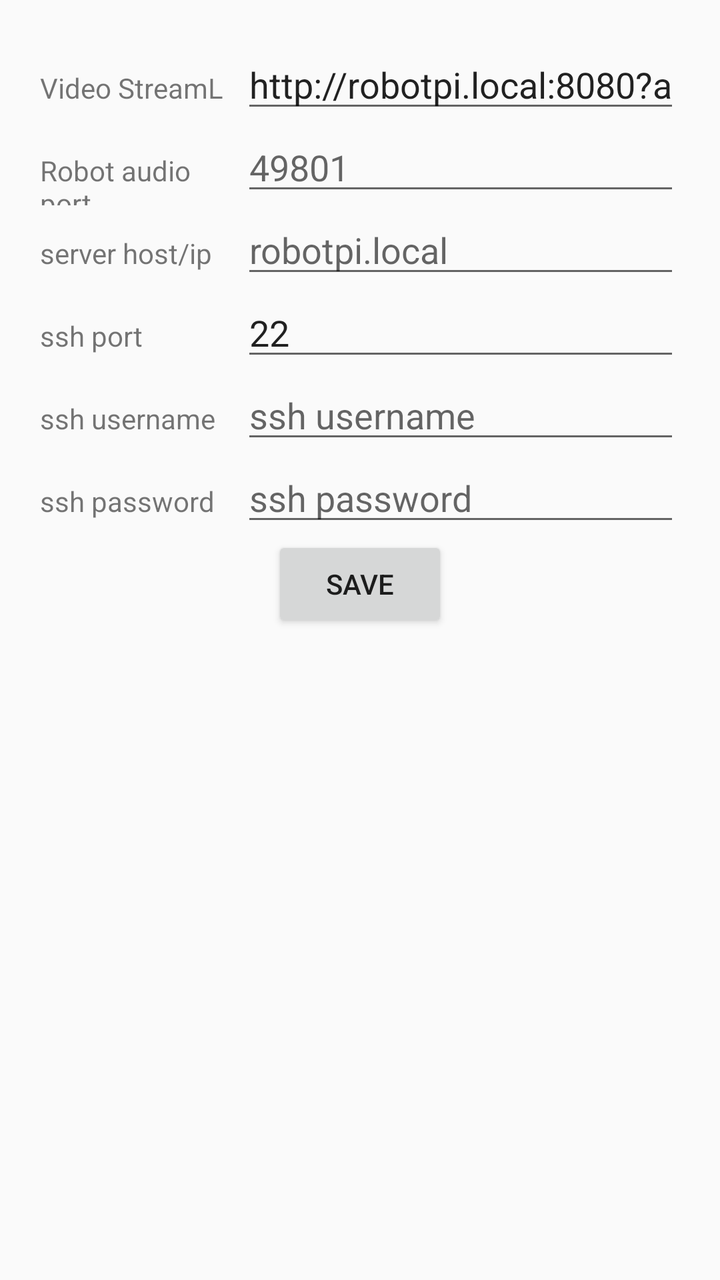
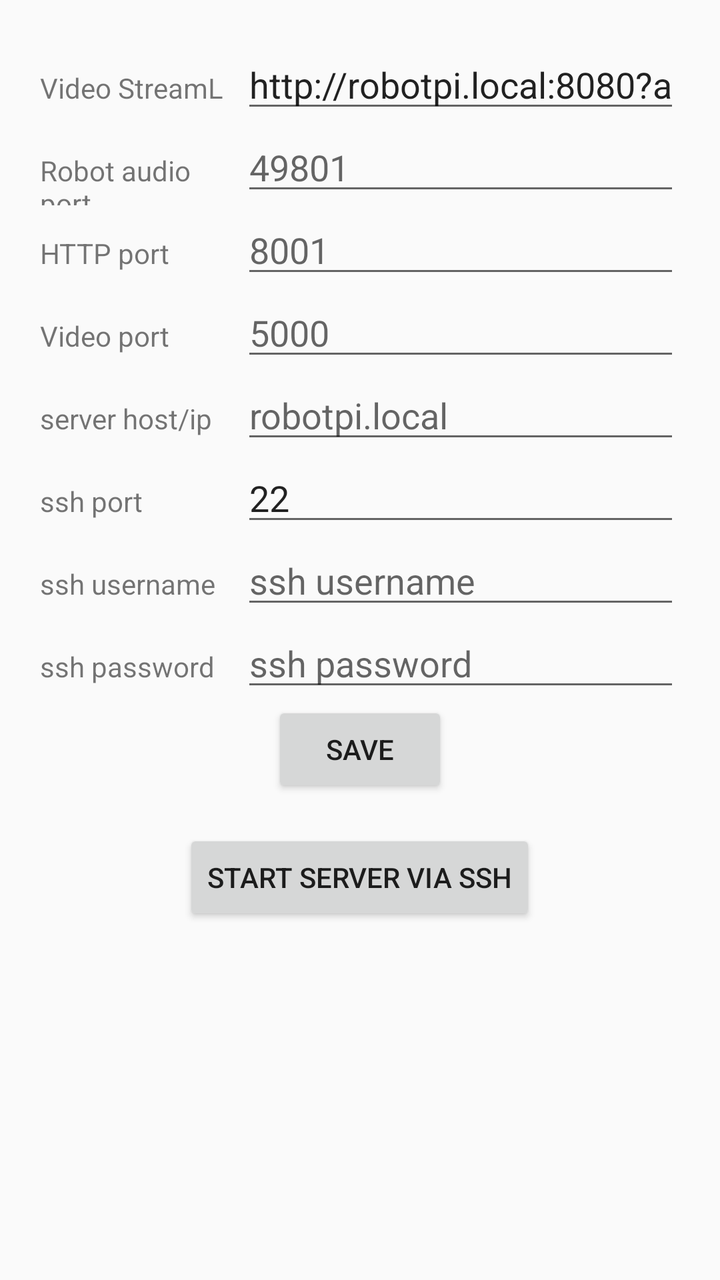

The first picture is an Android layout as it rendered before a commit; the second is the same layout after the commit. The layout source and the unified diff follow.
<!-- AndroidManifest.xml: application theme AppTheme -->
<!-- res/layout/activity_config.xml -->
<?xml version="1.0" encoding="utf-8"?>
<LinearLayout xmlns:android="http://schemas.android.com/apk/res/android"
    android:layout_width="match_parent"
    android:layout_height="match_parent"
    android:orientation="vertical"
    android:padding="20dp">

    <LinearLayout
        android:layout_width="match_parent"
        android:layout_height="wrap_content"
        android:orientation="horizontal">
    <TextView
        android:id="@+id/video_stream_label"
        android:layout_width="100dp"
        android:layout_height="wrap_content"
        android:layout_weight="0.1"
        android:text="@string/video_stream_url_label" />

    <EditText
        android:id="@+id/video_stream_input"
        android:layout_width="wrap_content"
        android:layout_height="wrap_content"
        android:layout_weight="1"
        android:ems="10"
        android:inputType="textPersonName"
        android:maxLines="1"
        android:hint="rtsp://"
        android:text="@string/video_stream_input"
        android:imeOptions="actionDone"/>
    </LinearLayout>

    <LinearLayout
        android:layout_width="match_parent"
        android:layout_height="wrap_content"
        android:orientation="horizontal">
        <TextView
            android:id="@+id/robot_server_port_label"
            android:layout_width="100dp"
            android:layout_height="wrap_content"
            android:layout_weight="0.1"
            android:text="@string/server_port_label" />

        <EditText
            android:id="@+id/robot_server_port_input"
            android:layout_width="wrap_content"
            android:layout_height="wrap_content"
            android:layout_weight="1"
            android:ems="10"
            android:inputType="number"
            android:maxLines="1"
            android:hint="@string/server_port_hint"
            android:imeOptions="actionDone"/>
    </LinearLayout>

    <LinearLayout
        android:layout_width="match_parent"
        android:layout_height="wrap_content"
        android:orientation="horizontal">
    <TextView
        android:id="@+id/ssh_host_label"
        android:layout_width="100dp"
        android:layout_height="wrap_content"
        android:layout_weight="0.1"
        android:text="@string/ssh_host_name_label" />

    <EditText
        android:id="@+id/ssh_host_field"
        android:layout_width="wrap_content"
        android:layout_height="wrap_content"
        android:layout_weight="1"
        android:ems="10"
        android:inputType="text"
        android:maxLines="1"
        android:hint="@string/ssh_host_name_hint"
        android:imeOptions="actionDone"/>
    </LinearLayout>

    <LinearLayout
        android:layout_width="match_parent"
        android:layout_height="wrap_content"
        android:orientation="horizontal">
        <TextView
            android:id="@+id/ssh_port_label"
            android:layout_width="100dp"
            android:layout_height="wrap_content"
            android:layout_weight="0.1"
            android:text="@string/ssh_host_port_label" />

        <EditText
            android:id="@+id/ssh_port_field"
            android:layout_width="wrap_content"
            android:layout_height="wrap_content"
            android:layout_weight="1"
            android:ems="10"
            android:inputType="number"
            android:maxLines="1"
            android:hint="@string/ssh_host_port_label"
            android:text="22"
            android:imeOptions="actionDone"/>
    </LinearLayout>

    <LinearLayout
        android:layout_width="match_parent"
        android:layout_height="wrap_content"
        android:orientation="horizontal">
    <TextView
        android:id="@+id/ssh_username_label"
        android:layout_width="100dp"
        android:layout_height="wrap_content"
        android:layout_weight="0.1"
        android:text="@string/ssh_userame_label" />

    <EditText
        android:id="@+id/ssh_username_field"
        android:layout_width="wrap_content"
        android:layout_height="wrap_content"
        android:layout_weight="1"
        android:ems="10"
        android:maxLines="1"
        android:inputType="text"
        android:hint="@string/ssh_userame_label"
        android:imeOptions="actionDone"/>
    </LinearLayout>

    <LinearLayout
        android:layout_width="match_parent"
        android:layout_height="wrap_content"
        android:orientation="horizontal">
        <TextView
            android:id="@+id/ssh_password_label"
            android:layout_width="100dp"
            android:layout_height="wrap_content"
            android:layout_weight="0.1"
            android:text="@string/ssh_password_label" />

        <EditText
            android:id="@+id/ssh_password_field"
            android:layout_width="wrap_content"
            android:layout_height="wrap_content"
            android:layout_weight="1"
            android:ems="10"
            android:inputType="textPassword"
            android:maxLines="1"
            android:hint="@string/ssh_password_label"
            android:imeOptions="actionDone"/>
    </LinearLayout>

    <LinearLayout
        android:layout_width="match_parent"
        android:layout_height="wrap_content"
        android:orientation="vertical">

        <Button
            android:id="@+id/save_button"
            android:layout_width="wrap_content"
            android:layout_height="wrap_content"
            android:layout_gravity="center_horizontal"
            android:text="@string/save_button" />
    </LinearLayout>

</LinearLayout>
<!-- resources referenced by this layout -->
<resources>
  <string name="save_button">Save</string>
  <string name="server_port_hint">49801</string>
  <string name="server_port_label">Robot audio port</string>
  <string name="ssh_host_name_hint">robotpi.local</string>
  <string name="ssh_host_name_label">server host/ip</string>
  <string name="ssh_host_port_label">ssh port</string>
  <string name="ssh_password_label">ssh password</string>
  <string name="ssh_userame_label">ssh username</string>
  <string name="video_stream_input">http://robotpi.local:8080?action=stream</string>
  <string name="video_stream_url_label">Video StreamL</string>
  <style name="AppTheme" parent="Theme.AppCompat.Light.DarkActionBar">
          
          <item name="colorPrimary">@color/colorPrimary</item>
          <item name="colorPrimaryDark">@color/colorPrimaryDark</item>
          <item name="colorAccent">@color/colorAccent</item>
      </style>
  <color name="colorPrimary">#008577</color>
  <color name="colorPrimaryDark">#00574B</color>
  <color name="colorAccent">#D81B60</color>
</resources>

<!-- the commit's change to res/layout/activity_config.xml (unified diff, before → after) -->
@@ -2,160 +2,235 @@
 <LinearLayout xmlns:android="http://schemas.android.com/apk/res/android"
     android:layout_width="match_parent"
     android:layout_height="match_parent"
-    android:orientation="vertical"
-    android:padding="20dp">
-
-    <LinearLayout
+    android:orientation="vertical">
+
+    <ScrollView
         android:layout_width="match_parent"
-        android:layout_height="wrap_content"
-        android:orientation="horizontal">
-    <TextView
-        android:id="@+id/video_stream_label"
-        android:layout_width="100dp"
-        android:layout_height="wrap_content"
-        android:layout_weight="0.1"
-        android:text="@string/video_stream_url_label" />
-
-    <EditText
-        android:id="@+id/video_stream_input"
-        android:layout_width="wrap_content"
-        android:layout_height="wrap_content"
+        android:layout_height="0dp"
         android:layout_weight="1"
-        android:ems="10"
-        android:inputType="textPersonName"
-        android:maxLines="1"
-        android:hint="rtsp://"
-        android:text="@string/video_stream_input"
-        android:imeOptions="actionDone"/>
-    </LinearLayout>
-
-    <LinearLayout
-        android:layout_width="match_parent"
-        android:layout_height="wrap_content"
-        android:orientation="horizontal">
-        <TextView
-            android:id="@+id/robot_server_port_label"
-            android:layout_width="100dp"
+        android:padding="20dp">
+
+        <LinearLayout
+            android:layout_width="match_parent"
             android:layout_height="wrap_content"
-            android:layout_weight="0.1"
-            android:text="@string/server_port_label" />
-
-        <EditText
-            android:id="@+id/robot_server_port_input"
-            android:layout_width="wrap_content"
-            android:layout_height="wrap_content"
-            android:layout_weight="1"
-            android:ems="10"
-            android:inputType="number"
-            android:maxLines="1"
-            android:hint="@string/server_port_hint"
-            android:imeOptions="actionDone"/>
-    </LinearLayout>
-
-    <LinearLayout
-        android:layout_width="match_parent"
-        android:layout_height="wrap_content"
-        android:orientation="horizontal">
-    <TextView
-        android:id="@+id/ssh_host_label"
-        android:layout_width="100dp"
-        android:layout_height="wrap_content"
-        android:layout_weight="0.1"
-        android:text="@string/ssh_host_name_label" />
-
-    <EditText
-        android:id="@+id/ssh_host_field"
-        android:layout_width="wrap_content"
-        android:layout_height="wrap_content"
-        android:layout_weight="1"
-        android:ems="10"
-        android:inputType="text"
-        android:maxLines="1"
-        android:hint="@string/ssh_host_name_hint"
-        android:imeOptions="actionDone"/>
-    </LinearLayout>
-
-    <LinearLayout
-        android:layout_width="match_parent"
-        android:layout_height="wrap_content"
-        android:orientation="horizontal">
-        <TextView
-            android:id="@+id/ssh_port_label"
-            android:layout_width="100dp"
-            android:layout_height="wrap_content"
-            android:layout_weight="0.1"
-            android:text="@string/ssh_host_port_label" />
-
-        <EditText
-            android:id="@+id/ssh_port_field"
-            android:layout_width="wrap_content"
-            android:layout_height="wrap_content"
-            android:layout_weight="1"
-            android:ems="10"
-            android:inputType="number"
-            android:maxLines="1"
-            android:hint="@string/ssh_host_port_label"
-            android:text="22"
-            android:imeOptions="actionDone"/>
-    </LinearLayout>
-
-    <LinearLayout
-        android:layout_width="match_parent"
-        android:layout_height="wrap_content"
-        android:orientation="horizontal">
-    <TextView
-        android:id="@+id/ssh_username_label"
-        android:layout_width="100dp"
-        android:layout_height="wrap_content"
-        android:layout_weight="0.1"
-        android:text="@string/ssh_userame_label" />
-
-    <EditText
-        android:id="@+id/ssh_username_field"
-        android:layout_width="wrap_content"
-        android:layout_height="wrap_content"
-        android:layout_weight="1"
-        android:ems="10"
-        android:maxLines="1"
-        android:inputType="text"
-        android:hint="@string/ssh_userame_label"
-        android:imeOptions="actionDone"/>
-    </LinearLayout>
-
-    <LinearLayout
-        android:layout_width="match_parent"
-        android:layout_height="wrap_content"
-        android:orientation="horizontal">
-        <TextView
-            android:id="@+id/ssh_password_label"
-            android:layout_width="100dp"
-            android:layout_height="wrap_content"
-            android:layout_weight="0.1"
-            android:text="@string/ssh_password_label" />
-
-        <EditText
-            android:id="@+id/ssh_password_field"
-            android:layout_width="wrap_content"
-            android:layout_height="wrap_content"
-            android:layout_weight="1"
-            android:ems="10"
-            android:inputType="textPassword"
-            android:maxLines="1"
-            android:hint="@string/ssh_password_label"
-            android:imeOptions="actionDone"/>
-    </LinearLayout>
-
-    <LinearLayout
-        android:layout_width="match_parent"
-        android:layout_height="wrap_content"
-        android:orientation="vertical">
-
-        <Button
-            android:id="@+id/save_button"
-            android:layout_width="wrap_content"
-            android:layout_height="wrap_content"
-            android:layout_gravity="center_horizontal"
-            android:text="@string/save_button" />
-    </LinearLayout>
+            android:orientation="vertical">
+
+            <LinearLayout
+                android:layout_width="match_parent"
+                android:layout_height="wrap_content"
+                android:orientation="horizontal">
+
+                <TextView
+                    android:id="@+id/video_stream_label"
+                    android:layout_width="100dp"
+                    android:layout_height="wrap_content"
+                    android:layout_weight="0.1"
+                    android:text="@string/video_stream_url_label" />
+
+                <EditText
+                    android:id="@+id/video_stream_input"
+                    android:layout_width="wrap_content"
+                    android:layout_height="wrap_content"
+                    android:layout_weight="1"
+                    android:ems="10"
+                    android:hint="rtsp://"
+                    android:imeOptions="actionDone"
+                    android:inputType="textPersonName"
+                    android:maxLines="1"
+                    android:text="@string/video_stream_input" />
+            </LinearLayout>
+
+            <LinearLayout
+                android:layout_width="match_parent"
+                android:layout_height="wrap_content"
+                android:orientation="horizontal">
+
+                <TextView
+                    android:id="@+id/robot_server_port_label"
+                    android:layout_width="100dp"
+                    android:layout_height="wrap_content"
+                    android:layout_weight="0.1"
+                    android:text="@string/server_port_label" />
+
+                <EditText
+                    android:id="@+id/robot_server_port_input"
+                    android:layout_width="wrap_content"
+                    android:layout_height="wrap_content"
+                    android:layout_weight="1"
+                    android:ems="10"
+                    android:hint="@string/server_port_hint"
+                    android:imeOptions="actionDone"
+                    android:inputType="number"
+                    android:maxLines="1" />
+            </LinearLayout>
+
+            <LinearLayout
+                android:layout_width="match_parent"
+                android:layout_height="wrap_content"
+                android:orientation="horizontal">
+
+                <TextView
+                    android:id="@+id/server_http_port_label"
+                    android:layout_width="100dp"
+                    android:layout_height="wrap_content"
+                    android:layout_weight="0.1"
+                    android:text="@string/server_http_port_label" />
+
+                <EditText
+                    android:id="@+id/server_http_port_input"
+                    android:layout_width="wrap_content"
+                    android:layout_height="wrap_content"
+                    android:layout_weight="1"
+                    android:ems="10"
+                    android:hint="@string/server_http_port_hint"
+                    android:imeOptions="actionDone"
+                    android:inputType="number"
+                    android:maxLines="1" />
+            </LinearLayout>
+
+            <LinearLayout
+                android:layout_width="match_parent"
+                android:layout_height="wrap_content"
+                android:orientation="horizontal">
+
+                <TextView
+                    android:id="@+id/video_stream_port_label"
+                    android:layout_width="100dp"
+                    android:layout_height="wrap_content"
+                    android:layout_weight="0.1"
+                    android:text="@string/video_stream_port_label" />
+
+                <EditText
+                    android:id="@+id/video_stream_port_input"
+                    android:layout_width="wrap_content"
+                    android:layout_height="wrap_content"
+                    android:layout_weight="1"
+                    android:ems="10"
+                    android:hint="@string/video_stream_port_hint"
+                    android:imeOptions="actionDone"
+                    android:inputType="number"
+                    android:maxLines="1" />
+            </LinearLayout>
+
+            <LinearLayout
+                android:layout_width="match_parent"
+                android:layout_height="wrap_content"
+                android:orientation="horizontal">
+
+                <TextView
+                    android:id="@+id/ssh_host_label"
+                    android:layout_width="100dp"
+                    android:layout_height="wrap_content"
+                    android:layout_weight="0.1"
+                    android:text="@string/ssh_host_name_label" />
+
+                <EditText
+                    android:id="@+id/ssh_host_field"
+                    android:layout_width="wrap_content"
+                    android:layout_height="wrap_content"
+                    android:layout_weight="1"
+                    android:ems="10"
+                    android:hint="@string/ssh_host_name_hint"
+                    android:imeOptions="actionDone"
+                    android:inputType="text"
+                    android:maxLines="1" />
+            </LinearLayout>
+
+            <LinearLayout
+                android:layout_width="match_parent"
+                android:layout_height="wrap_content"
+                android:orientation="horizontal">
+
+                <TextView
+                    android:id="@+id/ssh_port_label"
+                    android:layout_width="100dp"
+                    android:layout_height="wrap_content"
+                    android:layout_weight="0.1"
+                    android:text="@string/ssh_host_port_label" />
+
+                <EditText
+                    android:id="@+id/ssh_port_field"
+                    android:layout_width="wrap_content"
+                    android:layout_height="wrap_content"
+                    android:layout_weight="1"
+                    android:ems="10"
+                    android:hint="@string/ssh_host_port_label"
+                    android:imeOptions="actionDone"
+                    android:inputType="number"
+                    android:maxLines="1"
+                    android:text="22" />
+            </LinearLayout>
+
+            <LinearLayout
+                android:layout_width="match_parent"
+                android:layout_height="wrap_content"
+                android:orientation="horizontal">
+
+                <TextView
+                    android:id="@+id/ssh_username_label"
+                    android:layout_width="100dp"
+                    android:layout_height="wrap_content"
+                    android:layout_weight="0.1"
+                    android:text="@string/ssh_userame_label" />
+
+                <EditText
+                    android:id="@+id/ssh_username_field"
+                    android:layout_width="wrap_content"
+                    android:layout_height="wrap_content"
+                    android:layout_weight="1"
+                    android:ems="10"
+                    android:hint="@string/ssh_userame_label"
+                    android:imeOptions="actionDone"
+                    android:inputType="text"
+                    android:maxLines="1" />
+            </LinearLayout>
+
+            <LinearLayout
+                android:layout_width="match_parent"
+                android:layout_height="wrap_content"
+                android:orientation="horizontal">
+
+                <TextView
+                    android:id="@+id/ssh_password_label"
+                    android:layout_width="100dp"
+                    android:layout_height="wrap_content"
+                    android:layout_weight="0.1"
+                    android:text="@string/ssh_password_label" />
+
+                <EditText
+                    android:id="@+id/ssh_password_field"
+                    android:layout_width="wrap_content"
+                    android:layout_height="wrap_content"
+                    android:layout_weight="1"
+                    android:ems="10"
+                    android:hint="@string/ssh_password_label"
+                    android:imeOptions="actionDone"
+                    android:inputType="textPassword"
+                    android:maxLines="1" />
+            </LinearLayout>
+
+            <LinearLayout
+                android:layout_width="match_parent"
+                android:layout_height="wrap_content"
+                android:orientation="vertical">
+
+                <Button
+                    android:id="@+id/save_button"
+                    android:layout_width="wrap_content"
+                    android:layout_height="wrap_content"
+                    android:layout_gravity="center_horizontal"
+                    android:text="@string/save_button" />
+
+                <Button
+                    android:id="@+id/start_server_button"
+                    android:layout_width="wrap_content"
+                    android:layout_height="wrap_content"
+                    android:layout_gravity="center_horizontal"
+                    android:layout_marginTop="16dp"
+                    android:text="@string/start_server_button" />
+            </LinearLayout>
+
+        </LinearLayout>
+    </ScrollView>
 
 </LinearLayout>
<!-- resource entries referenced after the edit -->
@@ -1,6 +1,8 @@
 <!-- resources referenced by this layout -->
 <resources>
   <string name="save_button">Save</string>
+  <string name="server_http_port_hint">8001</string>
+  <string name="server_http_port_label">HTTP port</string>
   <string name="server_port_hint">49801</string>
   <string name="server_port_label">Robot audio port</string>
   <string name="ssh_host_name_hint">robotpi.local</string>
@@ -8,7 +10,10 @@
   <string name="ssh_host_port_label">ssh port</string>
   <string name="ssh_password_label">ssh password</string>
   <string name="ssh_userame_label">ssh username</string>
+  <string name="start_server_button">Start Server via SSH</string>
   <string name="video_stream_input">http://robotpi.local:8080?action=stream</string>
+  <string name="video_stream_port_hint">5000</string>
+  <string name="video_stream_port_label">Video port</string>
   <string name="video_stream_url_label">Video StreamL</string>
   <style name="AppTheme" parent="Theme.AppCompat.Light.DarkActionBar">
           
